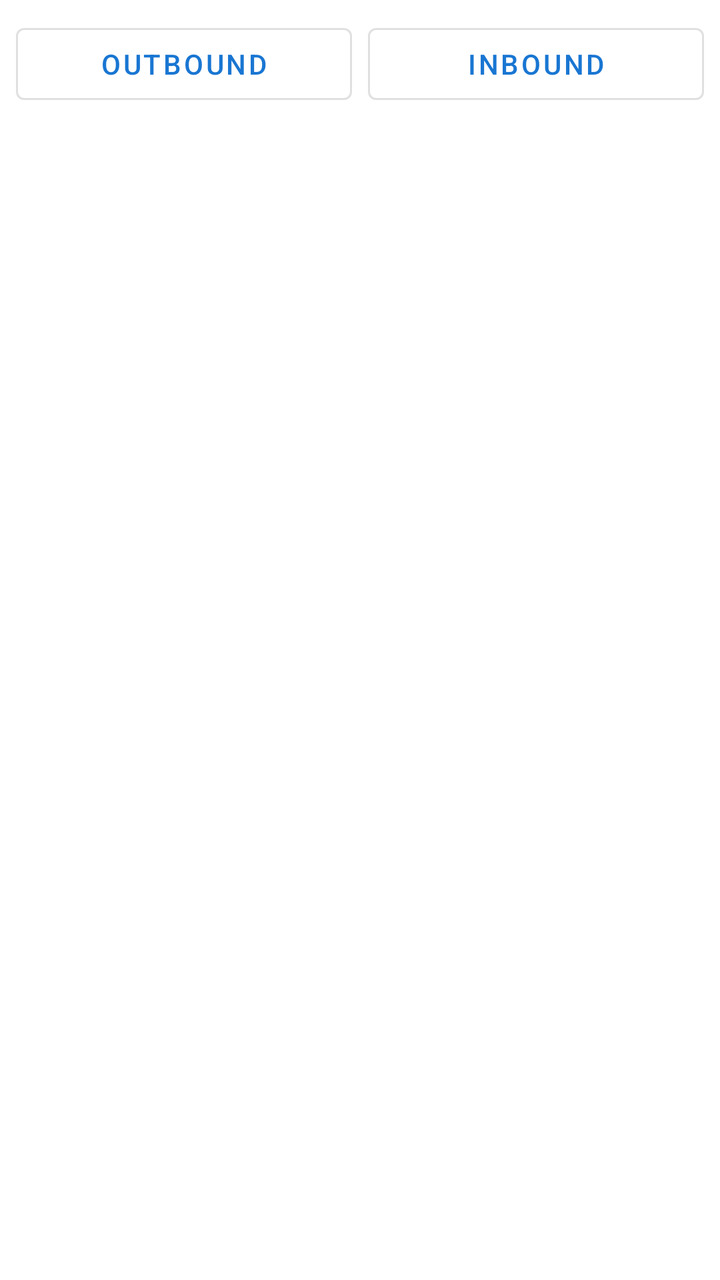
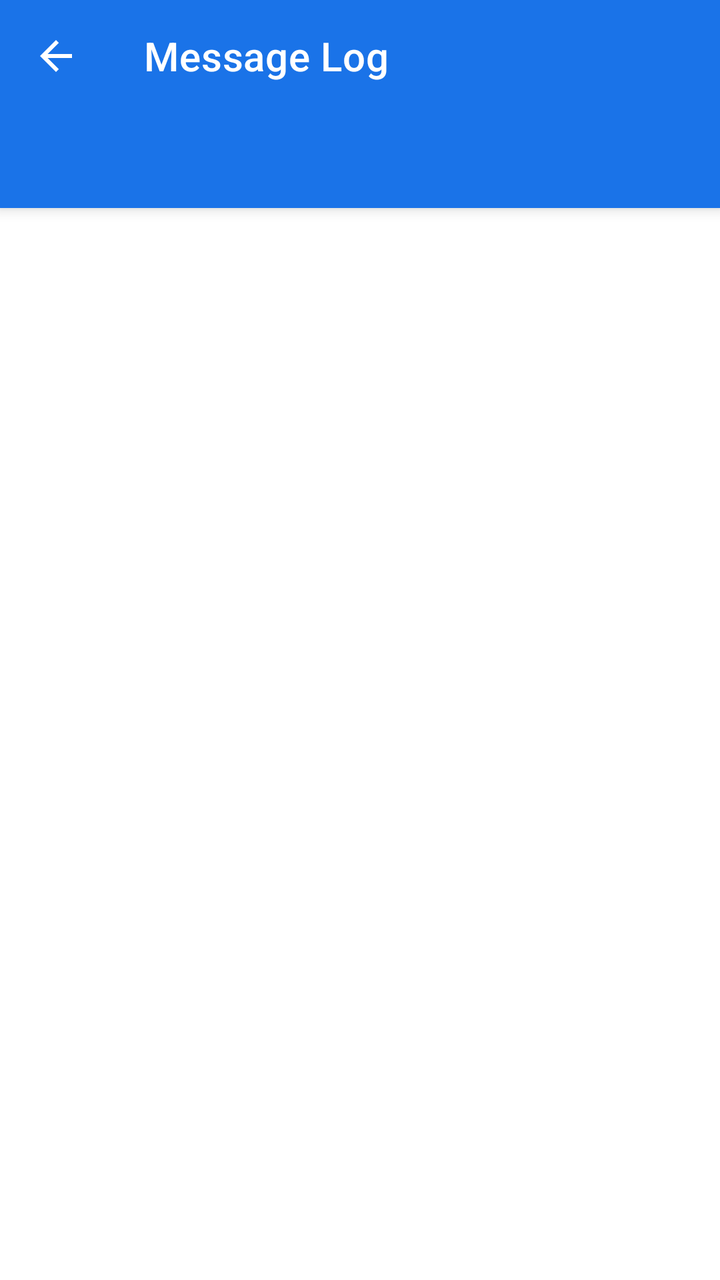

Screens rendered from an Android XML layout before and after an edit, with the pre-edit source and the edit as a unified diff.
<!-- AndroidManifest.xml: application theme Theme.HttpSms -->
<!-- res/layout/activity_message_log.xml -->
<?xml version="1.0" encoding="utf-8"?>
<LinearLayout xmlns:android="http://schemas.android.com/apk/res/android"
    android:layout_width="match_parent"
    android:layout_height="match_parent"
    android:orientation="vertical">

    
    <LinearLayout
        android:layout_width="match_parent"
        android:layout_height="wrap_content"
        android:orientation="horizontal"
        android:padding="8dp">

        <com.google.android.material.button.MaterialButton
            android:id="@+id/tabOutbound"
            android:text="Outbound"
            style="@style/Widget.MaterialComponents.Button.OutlinedButton"
            android:layout_width="0dp"
            android:layout_height="wrap_content"
            android:layout_weight="1"
            android:layout_marginEnd="4dp"/>

        <com.google.android.material.button.MaterialButton
            android:id="@+id/tabInbound"
            android:text="Inbound"
            style="@style/Widget.MaterialComponents.Button.OutlinedButton"
            android:layout_width="0dp"
            android:layout_height="wrap_content"
            android:layout_weight="1"
            android:layout_marginStart="4dp"/>
    </LinearLayout>

    <ProgressBar
        android:id="@+id/progressBar"
        android:visibility="gone"
        android:layout_width="wrap_content"
        android:layout_height="wrap_content"
        android:layout_gravity="center_horizontal"
        android:layout_margin="16dp"/>

    <TextView
        android:id="@+id/tvEmpty"
        android:text="No messages"
        android:visibility="gone"
        android:gravity="center"
        android:layout_width="match_parent"
        android:layout_height="wrap_content"
        android:padding="32dp"/>

    <androidx.recyclerview.widget.RecyclerView
        android:id="@+id/recyclerView"
        android:layout_width="match_parent"
        android:layout_height="0dp"
        android:layout_weight="1"/>

</LinearLayout>
<!-- resources referenced by this layout -->
<resources>
  <style name="Theme.HttpSms" parent="Theme.MaterialComponents.DayNight.DarkActionBar">
          <item name="colorPrimary">#1976D2</item>
          <item name="colorPrimaryVariant">#004BA0</item>
          <item name="colorOnPrimary">#FFFFFF</item>
      </style>
</resources>

<!-- the commit's change to res/layout/activity_message_log.xml (unified diff, before → after) -->
@@ -1,56 +1,68 @@
 <?xml version="1.0" encoding="utf-8"?>
-<LinearLayout xmlns:android="http://schemas.android.com/apk/res/android"
+<androidx.coordinatorlayout.widget.CoordinatorLayout
+    xmlns:android="http://schemas.android.com/apk/res/android"
+    xmlns:app="http://schemas.android.com/apk/res-auto"
     android:layout_width="match_parent"
     android:layout_height="match_parent"
-    android:orientation="vertical">
+    android:background="@color/colorSurface">
 
-    
+    <com.google.android.material.appbar.AppBarLayout
+        android:layout_width="match_parent"
+        android:layout_height="wrap_content"
+        android:theme="@style/ThemeOverlay.MaterialComponents.Dark.ActionBar">
+
+        <com.google.android.material.appbar.MaterialToolbar
+            android:id="@+id/toolbar"
+            android:layout_width="match_parent"
+            android:layout_height="?attr/actionBarSize"
+            app:title="Message Log"
+            app:navigationIcon="@drawable/ic_arrow_back"
+            android:background="@color/colorPrimary"/>
+
+        <com.google.android.material.tabs.TabLayout
+            android:id="@+id/tabLayout"
+            android:layout_width="match_parent"
+            android:layout_height="wrap_content"
+            android:background="@color/colorPrimary"
+            app:tabTextColor="#80FFFFFF"
+            app:tabSelectedTextColor="#FFFFFF"
+            app:tabIndicatorColor="#FFFFFF"
+            app:tabIndicatorHeight="3dp"/>
+
+    </com.google.android.material.appbar.AppBarLayout>
+
     <LinearLayout
         android:layout_width="match_parent"
-        android:layout_height="wrap_content"
-        android:orientation="horizontal"
-        android:padding="8dp">
+        android:layout_height="match_parent"
+        android:orientation="vertical"
+        app:layout_behavior="@string/appbar_scrolling_view_behavior">
 
-        <com.google.android.material.button.MaterialButton
-            android:id="@+id/tabOutbound"
-            android:text="Outbound"
-            style="@style/Widget.MaterialComponents.Button.OutlinedButton"
-            android:layout_width="0dp"
+        <ProgressBar
+            android:id="@+id/progressBar"
+            android:visibility="gone"
+            android:layout_width="wrap_content"
             android:layout_height="wrap_content"
-            android:layout_weight="1"
-            android:layout_marginEnd="4dp"/>
+            android:layout_gravity="center_horizontal"
+            android:layout_margin="24dp"/>
 
-        <com.google.android.material.button.MaterialButton
-            android:id="@+id/tabInbound"
-            android:text="Inbound"
-            style="@style/Widget.MaterialComponents.Button.OutlinedButton"
-            android:layout_width="0dp"
+        <TextView
+            android:id="@+id/tvEmpty"
+            android:text="No messages yet"
+            android:visibility="gone"
+            android:gravity="center"
+            android:textColor="@color/colorTextSecondary"
+            android:textSize="16sp"
+            android:layout_width="match_parent"
             android:layout_height="wrap_content"
-            android:layout_weight="1"
-            android:layout_marginStart="4dp"/>
+            android:padding="48dp"/>
+
+        <androidx.recyclerview.widget.RecyclerView
+            android:id="@+id/recyclerView"
+            android:layout_width="match_parent"
+            android:layout_height="match_parent"
+            android:padding="8dp"
+            android:clipToPadding="false"/>
+
     </LinearLayout>
 
-    <ProgressBar
-        android:id="@+id/progressBar"
-        android:visibility="gone"
-        android:layout_width="wrap_content"
-        android:layout_height="wrap_content"
-        android:layout_gravity="center_horizontal"
-        android:layout_margin="16dp"/>
-
-    <TextView
-        android:id="@+id/tvEmpty"
-        android:text="No messages"
-        android:visibility="gone"
-        android:gravity="center"
-        android:layout_width="match_parent"
-        android:layout_height="wrap_content"
-        android:padding="32dp"/>
-
-    <androidx.recyclerview.widget.RecyclerView
-        android:id="@+id/recyclerView"
-        android:layout_width="match_parent"
-        android:layout_height="0dp"
-        android:layout_weight="1"/>
-
-</LinearLayout>
+</androidx.coordinatorlayout.widget.CoordinatorLayout>
<!-- resource entries referenced after the edit -->
@@ -1,9 +1,50 @@
 <!-- resources referenced by this layout -->
 <resources>
-  <style name="Theme.HttpSms" parent="Theme.MaterialComponents.DayNight.DarkActionBar">
-          <item name="colorPrimary">#1976D2</item>
-          <item name="colorPrimaryVariant">#004BA0</item>
-          <item name="colorOnPrimary">#FFFFFF</item>
+  <color name="colorPrimary">#1A73E8</color>
+  <color name="colorSurface">#FFFFFF</color>
+  <color name="colorTextSecondary">#5F6368</color>
+  <!-- drawable ic_arrow_back (drawable) -->
+  <?xml version="1.0" encoding="utf-8"?>
+  <vector xmlns:android="http://schemas.android.com/apk/res/android"
+      android:width="24dp"
+      android:height="24dp"
+      android:viewportWidth="24"
+      android:viewportHeight="24"
+      android:tint="#FFFFFF">
+      <path
+          android:fillColor="@android:color/white"
+          android:pathData="M20,11H7.83l5.59,-5.59L12,4l-8,8 8,8 1.41,-1.41L7.83,13H20v-2z"/>
+  </vector>
+  <style name="Theme.HttpSms" parent="Theme.MaterialComponents.Light.NoActionBar">
+          
+          <item name="colorPrimary">@color/colorPrimary</item>
+          <item name="colorPrimaryVariant">@color/colorPrimaryDark</item>
+          <item name="colorOnPrimary">@color/colorSurface</item>
+  
+          
+          <item name="colorSecondary">@color/colorPrimary</item>
+          <item name="colorSecondaryVariant">@color/colorPrimaryDark</item>
+          <item name="colorOnSecondary">@color/colorSurface</item>
+  
+          
+          <item name="android:colorBackground">@color/colorBackground</item>
+          <item name="colorSurface">@color/colorSurface</item>
+          <item name="colorOnSurface">@color/colorTextPrimary</item>
+  
+          
+          <item name="colorError">@color/colorError</item>
+          <item name="colorOnError">@color/colorSurface</item>
+  
+          
+          <item name="android:statusBarColor">@color/colorPrimaryDark</item>
+          <item name="android:windowLightStatusBar">false</item>
+  
+          
+          <item name="textInputStyle">@style/Widget.MaterialComponents.TextInputLayout.OutlinedBox</item>
       </style>
+  <color name="colorPrimaryDark">#1557B0</color>
+  <color name="colorBackground">#F8F9FA</color>
+  <color name="colorTextPrimary">#202124</color>
+  <color name="colorError">#D93025</color>
 </resources>
 
